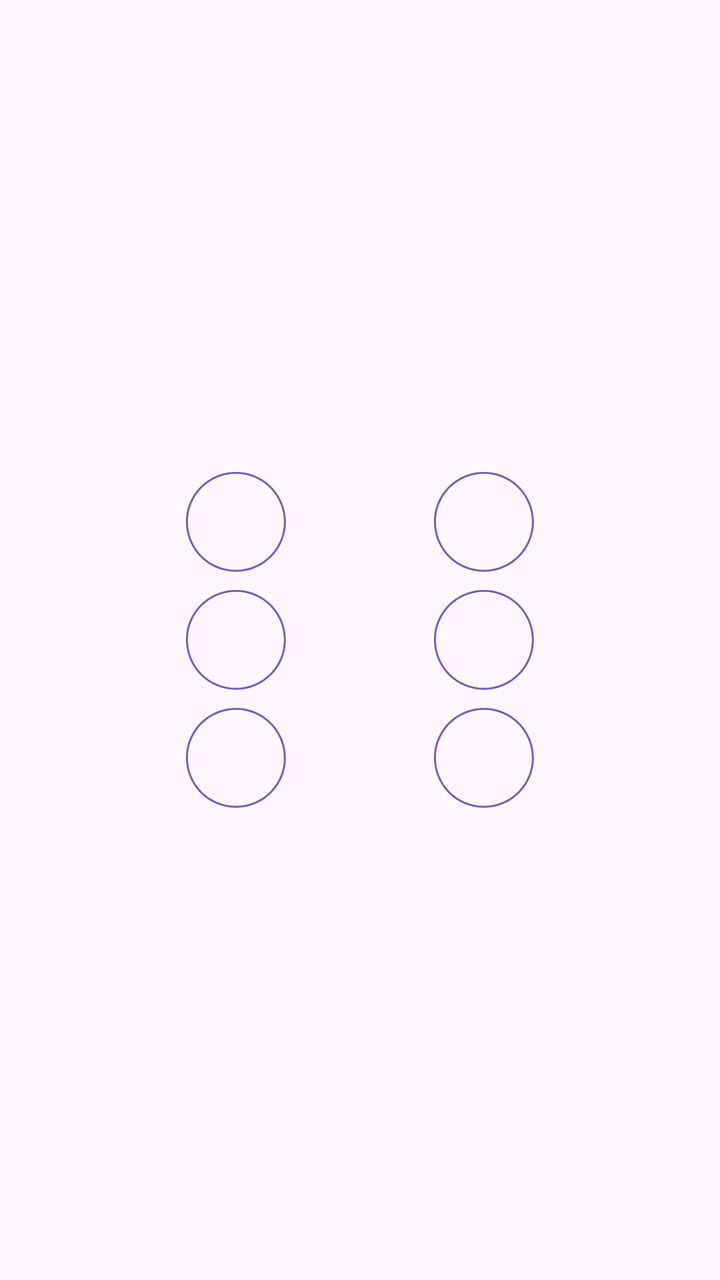
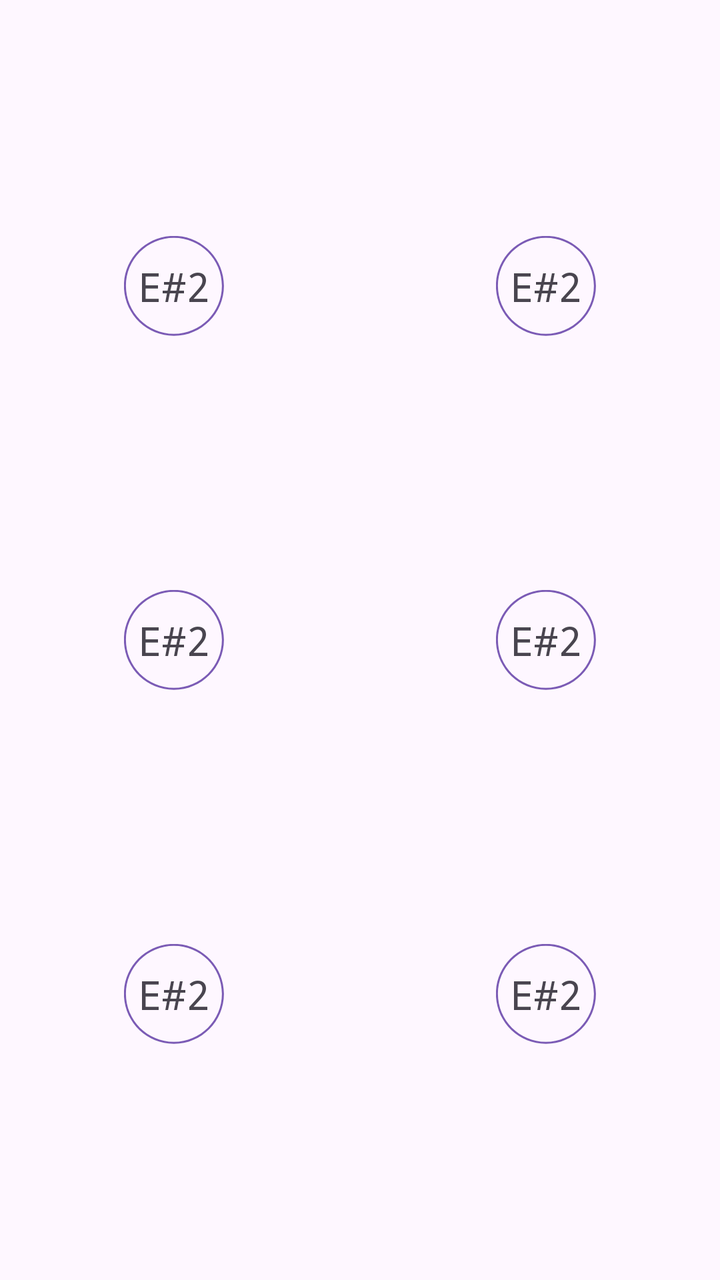

Before-and-after screenshots of an Android layout around one commit, followed by the original layout XML and the change that was made.
<!-- AndroidManifest.xml: application theme Theme.AuroraTuner -->
<!-- res/layout/guitar_fragment.xml -->
<?xml version="1.0" encoding="utf-8"?>
<androidx.constraintlayout.widget.ConstraintLayout xmlns:android="http://schemas.android.com/apk/res/android"
    xmlns:app="http://schemas.android.com/apk/res-auto"
    xmlns:tools="http://schemas.android.com/tools"
    android:layout_width="match_parent"
    android:layout_height="match_parent" >

    <ImageView
        android:id="@+id/string2"
        android:layout_width="wrap_content"
        android:layout_height="wrap_content"
        app:layout_constraintBottom_toBottomOf="parent"
        app:layout_constraintEnd_toEndOf="parent"
        app:layout_constraintHorizontal_bias="0.3"
        app:layout_constraintStart_toStartOf="parent"
        app:layout_constraintTop_toTopOf="parent"
        app:srcCompat="@drawable/note_circle" />

    <ImageView
        android:id="@+id/string1"
        android:layout_width="wrap_content"
        android:layout_height="wrap_content"
        app:layout_constraintBottom_toBottomOf="parent"
        app:layout_constraintEnd_toEndOf="parent"
        app:layout_constraintHorizontal_bias="0.3"
        app:layout_constraintStart_toStartOf="parent"
        app:layout_constraintTop_toTopOf="parent"
        app:layout_constraintVertical_bias="0.40"
        app:srcCompat="@drawable/note_circle" />

    <ImageView
        android:id="@+id/string3"
        android:layout_width="wrap_content"
        android:layout_height="wrap_content"
        app:layout_constraintBottom_toBottomOf="parent"
        app:layout_constraintEnd_toEndOf="parent"
        app:layout_constraintHorizontal_bias="0.3"
        app:layout_constraintStart_toStartOf="parent"
        app:layout_constraintTop_toTopOf="parent"
        app:layout_constraintVertical_bias="0.60"
        app:srcCompat="@drawable/note_circle" />

    <ImageView
        android:id="@+id/string5"
        android:layout_width="wrap_content"
        android:layout_height="wrap_content"
        app:layout_constraintBottom_toBottomOf="parent"
        app:layout_constraintEnd_toEndOf="parent"
        app:layout_constraintHorizontal_bias="0.7"
        app:layout_constraintStart_toStartOf="parent"
        app:layout_constraintTop_toTopOf="parent"
        app:srcCompat="@drawable/note_circle" />

    <ImageView
        android:id="@+id/string4"
        android:layout_width="wrap_content"
        android:layout_height="wrap_content"
        app:layout_constraintBottom_toBottomOf="parent"
        app:layout_constraintEnd_toEndOf="parent"
        app:layout_constraintHorizontal_bias="0.7"
        app:layout_constraintStart_toStartOf="parent"
        app:layout_constraintTop_toTopOf="parent"
        app:layout_constraintVertical_bias="0.40"
        app:srcCompat="@drawable/note_circle" />

    <ImageView
        android:id="@+id/string6"
        android:layout_width="wrap_content"
        android:layout_height="wrap_content"
        app:layout_constraintBottom_toBottomOf="parent"
        app:layout_constraintEnd_toEndOf="parent"
        app:layout_constraintHorizontal_bias="0.7"
        app:layout_constraintStart_toStartOf="parent"
        app:layout_constraintTop_toTopOf="parent"
        app:layout_constraintVertical_bias="0.60"
        app:srcCompat="@drawable/note_circle" />
</androidx.constraintlayout.widget.ConstraintLayout>
<!-- resources referenced by this layout -->
<resources>
  <!-- drawable note_circle (drawable) -->
  <vector xmlns:android="http://schemas.android.com/apk/res/android"
      android:width="50dp"
      android:height="50dp"
      android:viewportWidth="100"
      android:viewportHeight="100">
      <path
          android:name="circle"
          android:pathData="m49.92 1.88c26.51 0 48 21.49 48 48c0 26.51 -21.49 48 -48 48c-26.51 0 -48 -21.49 -48 -48c0 -26.51 21.49 -48 48 -48zm0 -2c-27.61 0 -50 22.39 -50 50c0 27.61 22.39 50 50 50c27.61 0 50 -22.39 50 -50c0 -27.61 -22.39 -50 -50 -50z"
          android:fillColor="@color/colorAccent" />
  </vector>
  <style name="Theme.AuroraTuner" parent="Base.Theme.AuroraTuner" />
  <color name="colorAccent">#7B5BB5</color>
  <style name="Base.Theme.AuroraTuner" parent="Theme.Material3.DayNight.NoActionBar">
          
          
          <item name="android:navigationBarColor">@color/white</item>
          <item name="colorPrimaryDark">@color/white</item>
      </style>
  <color name="white">#FFFFFFFF</color>
</resources>

<!-- the commit's change to res/layout/guitar_fragment.xml (unified diff, before → after) -->
@@ -3,7 +3,31 @@
     xmlns:app="http://schemas.android.com/apk/res-auto"
     xmlns:tools="http://schemas.android.com/tools"
     android:layout_width="match_parent"
-    android:layout_height="match_parent" >
+    android:layout_height="300dp">
+
+    <ImageView
+        android:id="@+id/string1"
+        android:layout_width="wrap_content"
+        android:layout_height="wrap_content"
+        app:layout_constraintBottom_toBottomOf="parent"
+        app:layout_constraintEnd_toEndOf="parent"
+        app:layout_constraintHorizontal_bias="0.2"
+        app:layout_constraintStart_toStartOf="parent"
+        app:layout_constraintTop_toTopOf="parent"
+        app:layout_constraintVertical_bias="0.2"
+        app:srcCompat="@drawable/note_circle" />
+
+    <TextView
+        android:id="@+id/note_text1"
+        android:layout_width="wrap_content"
+        android:layout_height="wrap_content"
+        android:text="E#2"
+        android:textSize="20sp"
+        android:fontFamily="monospace"
+        app:layout_constraintBottom_toBottomOf="@+id/string1"
+        app:layout_constraintEnd_toEndOf="@+id/string1"
+        app:layout_constraintStart_toStartOf="@+id/string1"
+        app:layout_constraintTop_toTopOf="@+id/string1" />
 
     <ImageView
         android:id="@+id/string2"
@@ -11,22 +35,23 @@
         android:layout_height="wrap_content"
         app:layout_constraintBottom_toBottomOf="parent"
         app:layout_constraintEnd_toEndOf="parent"
-        app:layout_constraintHorizontal_bias="0.3"
+        app:layout_constraintHorizontal_bias="0.2"
         app:layout_constraintStart_toStartOf="parent"
         app:layout_constraintTop_toTopOf="parent"
+        app:layout_constraintVertical_bias="0.5"
         app:srcCompat="@drawable/note_circle" />
 
-    <ImageView
-        android:id="@+id/string1"
+    <TextView
+        android:id="@+id/note_text2"
         android:layout_width="wrap_content"
         android:layout_height="wrap_content"
-        app:layout_constraintBottom_toBottomOf="parent"
-        app:layout_constraintEnd_toEndOf="parent"
-        app:layout_constraintHorizontal_bias="0.3"
-        app:layout_constraintStart_toStartOf="parent"
-        app:layout_constraintTop_toTopOf="parent"
-        app:layout_constraintVertical_bias="0.40"
-        app:srcCompat="@drawable/note_circle" />
+        android:text="E#2"
+        android:textSize="20sp"
+        android:fontFamily="monospace"
+        app:layout_constraintBottom_toBottomOf="@+id/string2"
+        app:layout_constraintEnd_toEndOf="@+id/string2"
+        app:layout_constraintStart_toStartOf="@+id/string2"
+        app:layout_constraintTop_toTopOf="@+id/string2" />
 
     <ImageView
         android:id="@+id/string3"
@@ -34,11 +59,47 @@
         android:layout_height="wrap_content"
         app:layout_constraintBottom_toBottomOf="parent"
         app:layout_constraintEnd_toEndOf="parent"
-        app:layout_constraintHorizontal_bias="0.3"
+        app:layout_constraintHorizontal_bias="0.2"
         app:layout_constraintStart_toStartOf="parent"
         app:layout_constraintTop_toTopOf="parent"
-        app:layout_constraintVertical_bias="0.60"
+        app:layout_constraintVertical_bias="0.8"
         app:srcCompat="@drawable/note_circle" />
+
+    <TextView
+        android:id="@+id/note_text3"
+        android:layout_width="wrap_content"
+        android:layout_height="wrap_content"
+        android:text="E#2"
+        android:textSize="20sp"
+        android:fontFamily="monospace"
+        app:layout_constraintBottom_toBottomOf="@+id/string3"
+        app:layout_constraintEnd_toEndOf="@+id/string3"
+        app:layout_constraintStart_toStartOf="@+id/string3"
+        app:layout_constraintTop_toTopOf="@+id/string3" />
+
+    <ImageView
+        android:id="@+id/string4"
+        android:layout_width="wrap_content"
+        android:layout_height="wrap_content"
+        app:layout_constraintBottom_toBottomOf="parent"
+        app:layout_constraintEnd_toEndOf="parent"
+        app:layout_constraintHorizontal_bias="0.8"
+        app:layout_constraintStart_toStartOf="parent"
+        app:layout_constraintTop_toTopOf="parent"
+        app:layout_constraintVertical_bias="0.2"
+        app:srcCompat="@drawable/note_circle" />
+
+    <TextView
+        android:id="@+id/note_text4"
+        android:layout_width="wrap_content"
+        android:layout_height="wrap_content"
+        android:text="E#2"
+        android:textSize="20sp"
+        android:fontFamily="monospace"
+        app:layout_constraintBottom_toBottomOf="@+id/string4"
+        app:layout_constraintEnd_toEndOf="@+id/string4"
+        app:layout_constraintStart_toStartOf="@+id/string4"
+        app:layout_constraintTop_toTopOf="@+id/string4" />
 
     <ImageView
         android:id="@+id/string5"
@@ -46,22 +107,23 @@
         android:layout_height="wrap_content"
         app:layout_constraintBottom_toBottomOf="parent"
         app:layout_constraintEnd_toEndOf="parent"
-        app:layout_constraintHorizontal_bias="0.7"
+        app:layout_constraintHorizontal_bias="0.8"
         app:layout_constraintStart_toStartOf="parent"
         app:layout_constraintTop_toTopOf="parent"
+        app:layout_constraintVertical_bias="0.5"
         app:srcCompat="@drawable/note_circle" />
 
-    <ImageView
-        android:id="@+id/string4"
+    <TextView
+        android:id="@+id/note_text5"
         android:layout_width="wrap_content"
         android:layout_height="wrap_content"
-        app:layout_constraintBottom_toBottomOf="parent"
-        app:layout_constraintEnd_toEndOf="parent"
-        app:layout_constraintHorizontal_bias="0.7"
-        app:layout_constraintStart_toStartOf="parent"
-        app:layout_constraintTop_toTopOf="parent"
-        app:layout_constraintVertical_bias="0.40"
-        app:srcCompat="@drawable/note_circle" />
+        android:text="E#2"
+        android:textSize="20sp"
+        android:fontFamily="monospace"
+        app:layout_constraintBottom_toBottomOf="@+id/string5"
+        app:layout_constraintEnd_toEndOf="@+id/string5"
+        app:layout_constraintStart_toStartOf="@+id/string5"
+        app:layout_constraintTop_toTopOf="@+id/string5" />
 
     <ImageView
         android:id="@+id/string6"
@@ -69,9 +131,22 @@
         android:layout_height="wrap_content"
         app:layout_constraintBottom_toBottomOf="parent"
         app:layout_constraintEnd_toEndOf="parent"
-        app:layout_constraintHorizontal_bias="0.7"
+        app:layout_constraintHorizontal_bias="0.8"
         app:layout_constraintStart_toStartOf="parent"
         app:layout_constraintTop_toTopOf="parent"
-        app:layout_constraintVertical_bias="0.60"
+        app:layout_constraintVertical_bias="0.8"
         app:srcCompat="@drawable/note_circle" />
+
+    <TextView
+        android:id="@+id/note_text6"
+        android:layout_width="wrap_content"
+        android:layout_height="wrap_content"
+        android:text="E#2"
+        android:textSize="20sp"
+        android:fontFamily="monospace"
+        app:layout_constraintBottom_toBottomOf="@+id/string6"
+        app:layout_constraintEnd_toEndOf="@+id/string6"
+        app:layout_constraintStart_toStartOf="@+id/string6"
+        app:layout_constraintTop_toTopOf="@+id/string6" />
+
 </androidx.constraintlayout.widget.ConstraintLayout>
